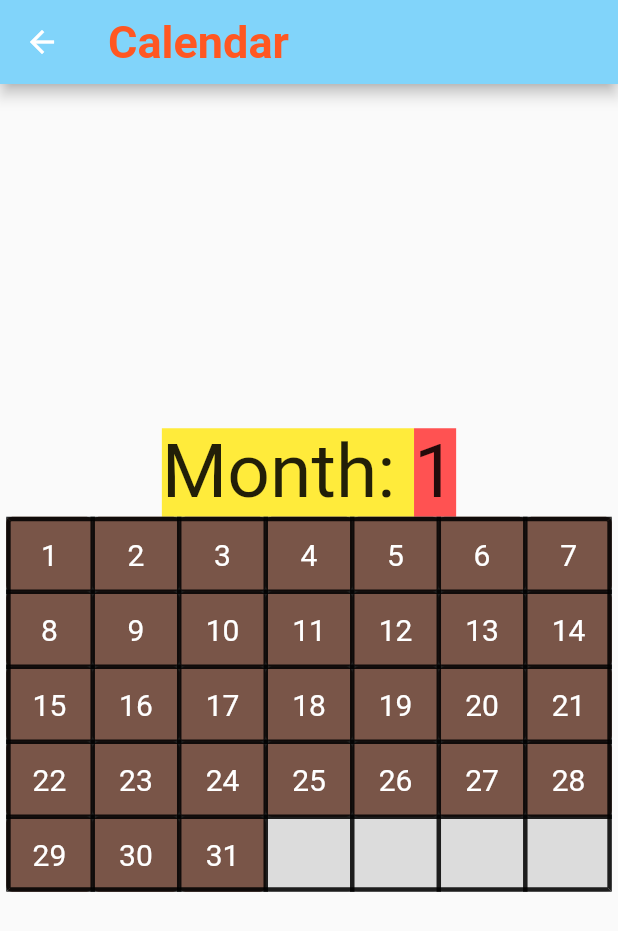
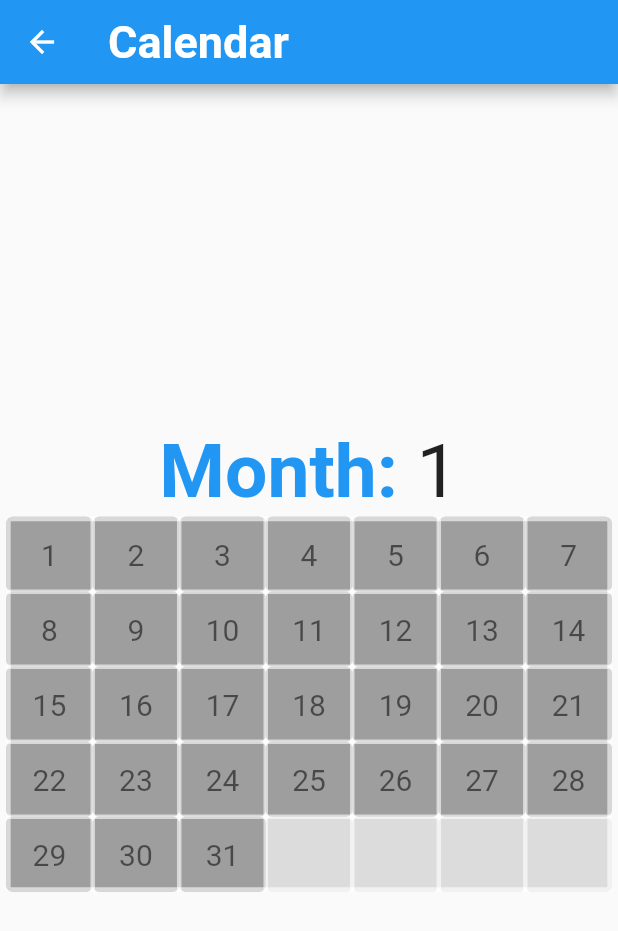
Before and after one commit to yeiogy123/FisherAppTopic, a Flutter app: the Calender screen opened directly, on a phone screen of 412 x 824 dp. Shown: the top 931 px of the screen. Run offline on Flutter 3.47's test engine with Material 2 defaults, Android fonts, the phone set to English and light mode, and no system bars; our stand-ins replace font_awesome_flutter; missing offline and left inert: mysql1, mysql_utils.

Commit message:
Update Calender.dart

```diff
--- a/lib/Month_Reocrd/Calender.dart
+++ b/lib/Month_Reocrd/Calender.dart
@@ -12,7 +12,6 @@ class Calender extends StatelessWidget {
   Widget build(BuildContext context) {
     return Scaffold(
       appBar: AppBar(
-        backgroundColor: Colors.lightBlue[200],
         leading: Builder(
           builder: (BuildContext context) {
             return IconButton(
@@ -23,7 +22,7 @@ class Calender extends StatelessWidget {
         ),
         title: const Text('Calendar',
             style: TextStyle(
-                color: Colors.deepOrange,
+                color: Colors.white,
                 fontSize: 30,
                 fontWeight: FontWeight.bold)),
       ),
@@ -34,11 +33,18 @@ class Calender extends StatelessWidget {
               mainAxisAlignment: MainAxisAlignment.center,
               children: <Widget>[
                 Container(
-                  color: Colors.yellow,
-                  child: const Text('Month: ', style: TextStyle(fontSize: 50)),
+                  child:  Text.rich(
+                    TextSpan(
+                      text:'Month: ',
+                      style: TextStyle(
+                          fontSize: 50,
+                        color:Colors.blue,
+                        fontWeight: FontWeight.bold
+                      ),
+                    ),
+                  ),
                 ),
                 Container(
-                  color: Colors.redAccent,
                   child: Text(month_text, style: TextStyle(fontSize: 50)),
                 ),
               ],
@@ -56,14 +62,14 @@ class Calender extends StatelessWidget {
               },//每個佔14%
               //設定表格樣式
               border: TableBorder.all(
-                  color: Colors.black87, width: 3.0, style: BorderStyle.solid),
+                  color: Colors.white60, width: 3.0, style: BorderStyle.solid),
               children: <TableRow>[
                 TableRow(
                   children: <Widget>[
                     ElevatedButton(
                       style: ElevatedButton.styleFrom(
-                        primary: Colors.brown, // background
-                        onPrimary: Colors.white, // foreground
+                        primary: Colors.grey, // background
+                        onPrimary: Colors.black54, // foreground
                         shadowColor: Colors.transparent,
                         minimumSize: const Size(200, 50),
                         textStyle:
@@ -77,8 +83,8 @@ class Calender extends StatelessWidget {
                     ),//1
                     ElevatedButton(
                       style: ElevatedButton.styleFrom(
-                        primary: Colors.brown, // background
-                        onPrimary: Colors.white, // foreground
+                        primary: Colors.grey, // background
+                        onPrimary: Colors.black54, // foreground
                         shadowColor: Colors.transparent,
                         minimumSize: const Size(200, 50),
                         textStyle:
@@ -92,8 +98,8 @@ class Calender extends StatelessWidget {
                     ),//2
                     ElevatedButton(
                       style: ElevatedButton.styleFrom(
-                        primary: Colors.brown, // background
-                        onPrimary: Colors.white, // foreground
+                        primary: Colors.grey, // background
+                        onPrimary: Colors.black54, // foreground
                         shadowColor: Colors.transparent,
                         minimumSize: const Size(200, 50),
                         textStyle:
@@ -107,8 +113,8 @@ class Calender extends StatelessWidget {
                     ),//3
                     ElevatedButton(
                       style: ElevatedButton.styleFrom(
-                        primary: Colors.brown, // background
-                        onPrimary: Colors.white, // foreground
+                        primary: Colors.grey, // background
+                        onPrimary: Colors.black54, // foreground
                         shadowColor: Colors.transparent,
                         minimumSize: const Size(200, 50),
                         textStyle:
@@ -122,8 +128,8 @@ class Calender extends StatelessWidget {
                     ),//4
                     ElevatedButton(
                       style: ElevatedButton.styleFrom(
-                        primary: Colors.brown, // background
-                        onPrimary: Colors.white, // foreground
+                        primary: Colors.grey, // background
+                        onPrimary: Colors.black54, // foreground
                         shadowColor: Colors.transparent,
                         minimumSize: const Size(200, 50),
                         textStyle:
@@ -137,8 +143,8 @@ class Calender extends StatelessWidget {
                     ),//5
                     ElevatedButton(
                       style: ElevatedButton.styleFrom(
-                        primary: Colors.brown, // background
-                        onPrimary: Colors.white, // foreground
+                        primary: Colors.grey, // background
+                        onPrimary: Colors.black54, // foreground
                         shadowColor: Colors.transparent,
                         minimumSize: const Size(200, 50),
                         textStyle:
@@ -152,8 +158,8 @@ class Calender extends StatelessWidget {
                     ),//6
                     ElevatedButton(
                       style: ElevatedButton.styleFrom(
-                        primary: Colors.brown, // background
-                        onPrimary: Colors.white, // foreground
+                        primary: Colors.grey, // background
+                        onPrimary: Colors.black54, // foreground
                         shadowColor: Colors.transparent,
                         minimumSize: const Size(200, 50),
                         textStyle:
@@ -171,8 +177,8 @@ class Calender extends StatelessWidget {
                   children: <Widget>[
                     ElevatedButton(
                       style: ElevatedButton.styleFrom(
-                        primary: Colors.brown, // background
-                        onPrimary: Colors.white, // foreground
+                        primary: Colors.grey, // background
+                        onPrimary: Colors.black54, // foreground
                         shadowColor: Colors.transparent,
                         minimumSize: const Size(200, 50),
                         textStyle:
@@ -186,8 +192,8 @@ class Calender extends StatelessWidget {
                     ),//8
                     ElevatedButton(
                       style: ElevatedButton.styleFrom(
-                        primary: Colors.brown, // background
-                        onPrimary: Colors.white, // foreground
+                        primary: Colors.grey, // background
+                        onPrimary: Colors.black54, // foreground
                         shadowColor: Colors.transparent,
                         minimumSize: const Size(200, 50),
                         textStyle:
@@ -201,8 +207,8 @@ class Calender extends StatelessWidget {
                     ),//9
                     ElevatedButton(
                       style: ElevatedButton.styleFrom(
-                        primary: Colors.brown, // background
-                        onPrimary: Colors.white, // foreground
+                        primary: Colors.grey, // background
+                        onPrimary: Colors.black54, // foreground
                         shadowColor: Colors.transparent,
                         minimumSize: const Size(200, 50),
                         textStyle:
@@ -216,8 +222,8 @@ class Calender extends StatelessWidget {
                     ),//10
                     ElevatedButton(
                       style: ElevatedButton.styleFrom(
-                        primary: Colors.brown, // background
-                        onPrimary: Colors.white, // foreground
+                        primary: Colors.grey, // background
+                        onPrimary: Colors.black54, // foreground
                         shadowColor: Colors.transparent,
                         minimumSize: const Size(200, 50),
                         textStyle:
@@ -231,8 +237,8 @@ class Calender extends StatelessWidget {
                     ),//11
                     ElevatedButton(
                       style: ElevatedButton.styleFrom(
-                        primary: Colors.brown, // background
-                        onPrimary: Colors.white, // foreground
+                        primary: Colors.grey, // background
+                        onPrimary: Colors.black54, // foreground
                         shadowColor: Colors.transparent,
                         minimumSize: const Size(200, 50),
                         textStyle:
@@ -246,8 +252,8 @@ class Calender extends StatelessWidget {
                     ),//12
                     ElevatedButton(
                       style: ElevatedButton.styleFrom(
-                        primary: Colors.brown, // background
-                        onPrimary: Colors.white, // foreground
+                        primary: Colors.grey, // background
+                        onPrimary: Colors.black54, // foreground
                         shadowColor: Colors.transparent,
                         minimumSize: const Size(200, 50),
                         textStyle:
@@ -261,8 +267,8 @@ class Calender extends StatelessWidget {
                     ),//13
                     ElevatedButton(
                       style: ElevatedButton.styleFrom(
-                        primary: Colors.brown, // background
-                        onPrimary: Colors.white, // foreground
+                        primary: Colors.grey, // background
+                        onPrimary: Colors.black54, // foreground
                         shadowColor: Colors.transparent,
                         minimumSize: const Size(200, 50),
                         textStyle:
@@ -280,8 +286,8 @@ class Calender extends StatelessWidget {
                   children: <Widget>[
                     ElevatedButton(
                       style: ElevatedButton.styleFrom(
-                        primary: Colors.brown, // background
-                        onPrimary: Colors.white, // foreground
+                        primary: Colors.grey, // background
+                        onPrimary: Colors.black54, // foreground
                         shadowColor: Colors.transparent,
                         minimumSize: const Size(200, 50),
                         textStyle:
@@ -295,8 +301,8 @@ class Calender extends StatelessWidget {
                     ),//15
                     ElevatedButton(
                       style: ElevatedButton.styleFrom(
-                        primary: Colors.brown, // background
-                        onPrimary: Colors.white, // foreground
+                        primary: Colors.grey, // background
+                        onPrimary: Colors.black54, // foreground
                         shadowColor: Colors.transparent,
                         minimumSize: const Size(200, 50),
                         textStyle:
@@ -310,8 +316,8 @@ class Calender extends StatelessWidget {
                     ),//16
                     ElevatedButton(
                       style: ElevatedButton.styleFrom(
-                        primary: Colors.brown, // background
-                        onPrimary: Colors.white, // foreground
+                        primary: Colors.grey, // background
+                        onPrimary: Colors.black54, // foreground
                         shadowColor: Colors.transparent,
                         minimumSize: const Size(200, 50),
                         textStyle:
@@ -325,8 +331,8 @@ class Calender extends StatelessWidget {
                     ),//17
                     ElevatedButton(
                       style: ElevatedButton.styleFrom(
-                        primary: Colors.brown, // background
-                        onPrimary: Colors.white, // foreground
+                        primary: Colors.grey, // background
+                        onPrimary: Colors.black54, // foreground
                         shadowColor: Colors.transparent,
                         minimumSize: const Size(200, 50),
                         textStyle:
@@ -340,8 +346,8 @@ class Calender extends StatelessWidget {
                     ),//18
                     ElevatedButton(
                       style: ElevatedButton.styleFrom(
-                        primary: Colors.brown, // background
-                        onPrimary: Colors.white, // foreground
+                        primary: Colors.grey, // background
+                        onPrimary: Colors.black54, // foreground
                         shadowColor: Colors.transparent,
                         minimumSize: const Size(200, 50),
                         textStyle:
@@ -355,8 +361,8 @@ class Calender extends StatelessWidget {
                     ),//19
                     ElevatedButton(
                       style: ElevatedButton.styleFrom(
-                        primary: Colors.brown, // background
-                        onPrimary: Colors.white, // foreground
+                        primary: Colors.grey, // background
+                        onPrimary: Colors.black54, // foreground
                         shadowColor: Colors.transparent,
                         minimumSize: const Size(200, 50),
                         textStyle:
@@ -370,8 +376,8 @@ class Calender extends StatelessWidget {
                     ),//20
                     ElevatedButton(
                       style: ElevatedButton.styleFrom(
-                        primary: Colors.brown, // background
-                        onPrimary: Colors.white, // foreground
+                        primary: Colors.grey, // background
+                        onPrimary: Colors.black54, // foreground
                         shadowColor: Colors.transparent,
                         minimumSize: const Size(200, 50),
                         textStyle:
@@ -389,8 +395,8 @@ class Calender extends StatelessWidget {
                   children: <Widget>[
                     ElevatedButton(
                       style: ElevatedButton.styleFrom(
-                        primary: Colors.brown, // background
-                        onPrimary: Colors.white, // foreground
+                        primary: Colors.grey, // background
+                        onPrimary: Colors.black54, // foreground
                         shadowColor: Colors.transparent,
                         minimumSize: const Size(200, 50),
                         textStyle:
@@ -404,8 +410,8 @@ class Calender extends StatelessWidget {
                     ),//22
                     ElevatedButton(
                       style: ElevatedButton.styleFrom(
-                        primary: Colors.brown, // background
-                        onPrimary: Colors.white, // foreground
+                        primary: Colors.grey, // background
+                        onPrimary: Colors.black54, // foreground
                         shadowColor: Colors.transparent,
                         minimumSize: const Size(200, 50),
                         textStyle:
@@ -419,8 +425,8 @@ class Calender extends StatelessWidget {
                     ),//23
                     ElevatedButton(
                       style: ElevatedButton.styleFrom(
-                        primary: Colors.brown, // background
-                        onPrimary: Colors.white, // foreground
+                        primary: Colors.grey, // background
+                        onPrimary: Colors.black54, // foreground
                         shadowColor: Colors.transparent,
                         minimumSize: const Size(200, 50),
                         textStyle:
@@ -434,8 +440,8 @@ class Calender extends StatelessWidget {
                     ),//24
                     ElevatedButton(
                       style: ElevatedButton.styleFrom(
-                        primary: Colors.brown, // background
-                        onPrimary: Colors.white, // foreground
+                        primary: Colors.grey, // background
+                        onPrimary: Colors.black54, // foreground
                         shadowColor: Colors.transparent,
                         minimumSize: const Size(200, 50),
                         textStyle:
@@ -449,8 +455,8 @@ class Calender extends StatelessWidget {
                     ),//25
                     ElevatedButton(
                       style: ElevatedButton.styleFrom(
-                        primary: Colors.brown, // background
-                        onPrimary: Colors.white, // foreground
+                        primary: Colors.grey, // background
+                        onPrimary: Colors.black54, // foreground
                         shadowColor: Colors.transparent,
                         minimumSize: const Size(200, 50),
                         textStyle:
@@ -464,8 +470,8 @@ class Calender extends StatelessWidget {
                     ),//26
                     ElevatedButton(
                       style: ElevatedButton.styleFrom(
-                        primary: Colors.brown, // background
-                        onPrimary: Colors.white, // foreground
+                        primary: Colors.grey, // background
+                        onPrimary: Colors.black54, // foreground
                         shadowColor: Colors.transparent,
                         minimumSize: const Size(200, 50),
                         textStyle:
@@ -479,8 +485,8 @@ class Calender extends StatelessWidget {
                     ),//27
                     ElevatedButton(
                       style: ElevatedButton.styleFrom(
-                        primary: Colors.brown, // background
-                        onPrimary: Colors.white, // foreground
+                        primary: Colors.grey, // background
+                        onPrimary: Colors.black54, // foreground
                         shadowColor: Colors.transparent,
                         minimumSize: const Size(200, 50),
                         textStyle:
@@ -498,8 +504,8 @@ class Calender extends StatelessWidget {
                   children: <Widget>[
                     ElevatedButton(
                       style: ElevatedButton.styleFrom(
-                        primary: Colors.brown, // background
-                        onPrimary: Colors.white, // foreground
+                        primary: Colors.grey, // background
+                        onPrimary: Colors.black54, // foreground
                         shadowColor: Colors.transparent,
                         minimumSize: const Size(200, 50),
                         textStyle:
@@ -513,8 +519,8 @@ class Calender extends StatelessWidget {
                     ),//29
                     if(time.month!=2) ElevatedButton(
                       style: ElevatedButton.styleFrom(
-                        primary: Colors.brown, // background
-                        onPrimary: Colors.white, // foreground
+                        primary: Colors.grey, // background
+                        onPrimary: Colors.black54, // foreground
                         shadowColor: Colors.transparent,
                         minimumSize: const Size(200, 50),
                         textStyle:
@@ -528,8 +534,8 @@ class Calender extends StatelessWidget {
                     ),//30
                     if(time.month==2) ElevatedButton(
                       style: ElevatedButton.styleFrom(
-                        primary: Colors.brown, // background
-                        onPrimary: Colors.white, // foreground
+                        primary: Colors.grey, // background
+                        onPrimary: Colors.black54, // foreground
                         shadowColor: Colors.transparent,
                         minimumSize: const Size(200, 50),
                         textStyle:
@@ -540,8 +546,8 @@ class Calender extends StatelessWidget {
                     ),//30,2月沒有30天,NULL button
                     if(time.month==1 || time.month==3 || time.month==5 || time.month==7 || time.month==8 || time.month==10 || time.month==12) ElevatedButton(
                       style: ElevatedButton.styleFrom(
-                        primary: Colors.brown, // background
-                        onPrimary: Colors.white, // foreground
+                        primary: Colors.grey, // background
+                        onPrimary: Colors.black54, // foreground
                         shadowColor: Colors.transparent,
                         minimumSize: const Size(200, 50),
                         textStyle:
@@ -555,8 +561,8 @@ class Calender extends StatelessWidget {
                     ),//31
                     if(time.month==2 || time.month==4 || time.month==6 || time.month==9 || time.month==11) ElevatedButton(
                       style: ElevatedButton.styleFrom(
-                        primary: Colors.brown, // background
-                        onPrimary: Colors.white, // foreground
+                        primary: Colors.grey, // background
+                        onPrimary: Colors.black54, // foreground
                         shadowColor: Colors.transparent,
                         minimumSize: const Size(200, 50),
                         textStyle:
@@ -567,8 +573,8 @@ class Calender extends StatelessWidget {
                     ),//31,小月沒有31天,NULL button
                     ElevatedButton(
                       style: ElevatedButton.styleFrom(
-                        primary: Colors.brown, // background
-                        onPrimary: Colors.white, // foreground
+                        primary: Colors.grey, // background
+                        onPrimary: Colors.black54, // foreground
                         shadowColor: Colors.transparent,
                         minimumSize: const Size(200, 50),
                         textStyle:
@@ -579,8 +585,8 @@ class Calender extends StatelessWidget {
                     ),//No 32 day,NULL button
                     ElevatedButton(
                       style: ElevatedButton.styleFrom(
-                        primary: Colors.brown, // background
-                        onPrimary: Colors.white, // foreground
+                        primary: Colors.grey, // background
+                        onPrimary: Colors.black54, // foreground
                         shadowColor: Colors.transparent,
                         minimumSize: const Size(200, 50),
                         textStyle:
@@ -591,8 +597,8 @@ class Calender extends StatelessWidget {
                     ),//No 33 day,NULL button
                     ElevatedButton(
                       style: ElevatedButton.styleFrom(
-                        primary: Colors.brown, // background
-                        onPrimary: Colors.white, // foreground
+                        primary: Colors.grey, // background
+                        onPrimary: Colors.black54, // foreground
                         shadowColor: Colors.transparent,
                         minimumSize: const Size(200, 50),
                         textStyle:
@@ -603,8 +609,8 @@ class Calender extends StatelessWidget {
                     ),//No 34 day,NULL button
                     ElevatedButton(
                       style: ElevatedButton.styleFrom(
-                        primary: Colors.brown, // background
-                        onPrimary: Colors.white, // foreground
+                        primary: Colors.grey, // background
+                        onPrimary: Colors.black54, // foreground
                         shadowColor: Colors.transparent,
                         minimumSize: const Size(200, 50),
                         textStyle:
```
